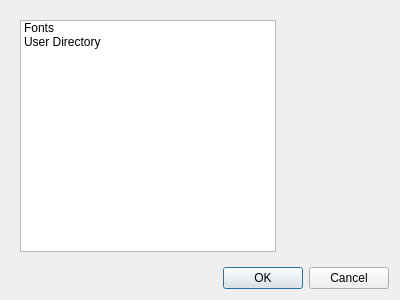
Old version of the form FontDialog/preferencesdialog.ui in the repository AlexanderGetka-cbica/QtTests.
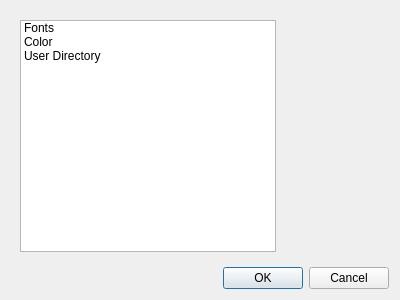
New version of the form.

Commit message: adding color change to preferences dialog

The edit to the form file:
```diff
--- a/FontDialog/preferencesdialog.ui
+++ b/FontDialog/preferencesdialog.ui
@@ -36,6 +36,11 @@
           <string>Fonts</string>
          </property>
         </item>
+        <item>
+         <property name="text">
+          <string>Color</string>
+         </property>
+        </item>
         <item>
          <property name="text">
           <string>User Directory</string>
```
The commit also changes 3 other files.
